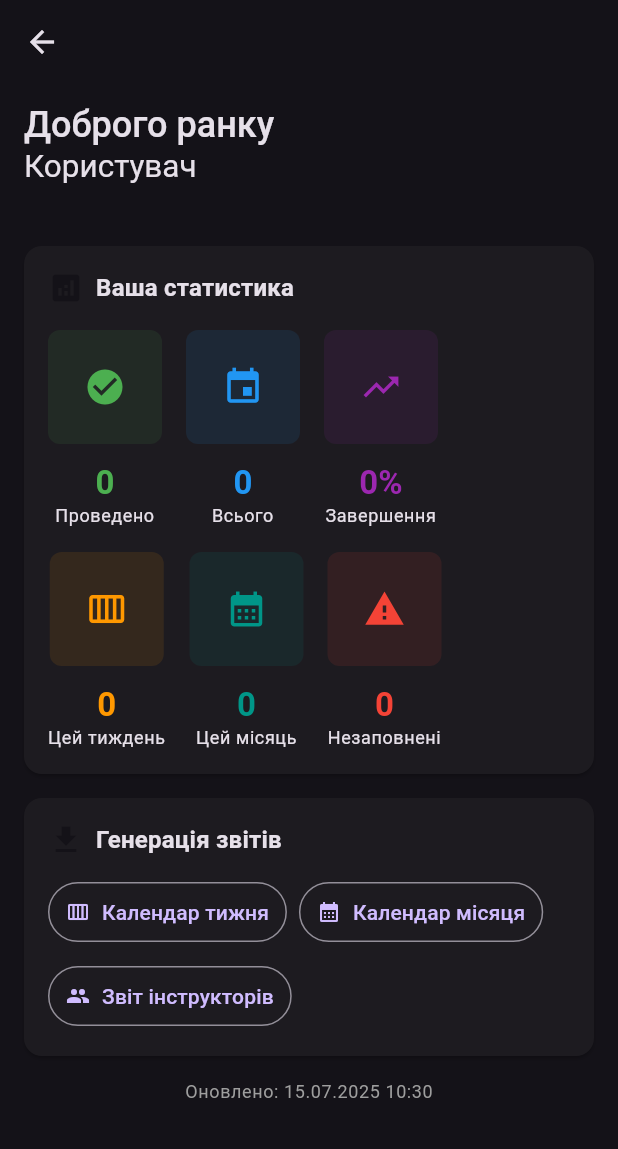
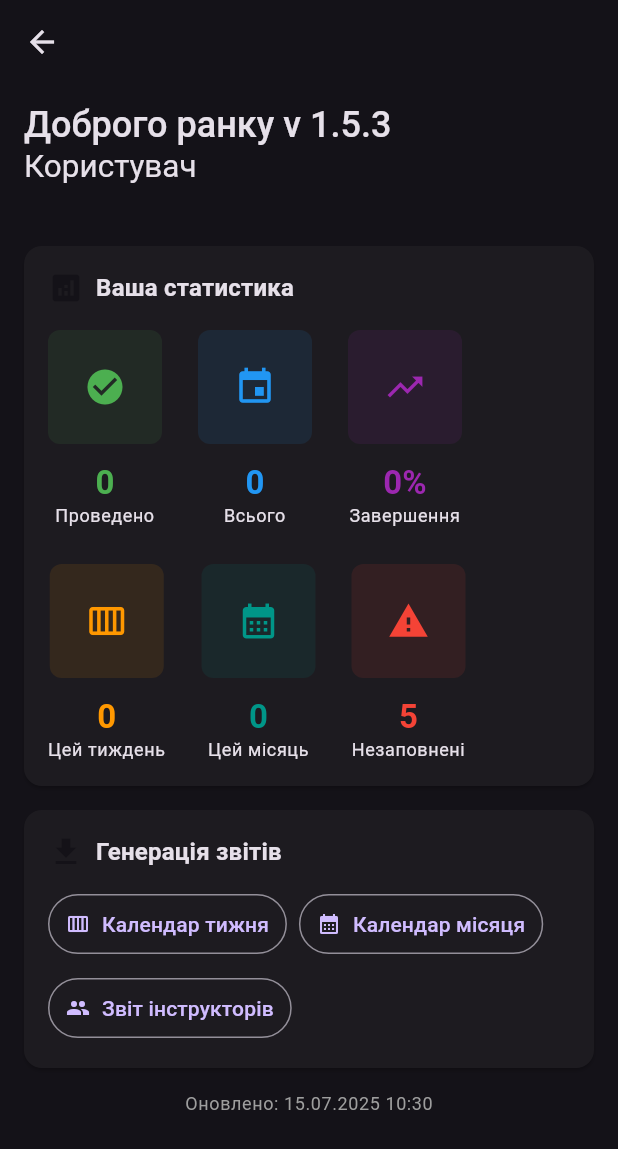
Before and after one commit to Chikanut/iTACS, a Flutter app: the HomePage screen opened directly, on a phone screen of 412 x 824 dp. Shown: the top 1149 px of the screen. Run offline on Flutter 3.47's test engine with Material 3 defaults, Android fonts, the phone set to English and light mode, and no system bars; our stand-ins replace cloud_firestore, firebase_auth, firebase_core, google_sign_in, hive, hive_flutter and 3 more; missing offline and left inert: dart:html, excel, file_selector; accounts and stored records are empty.

Commit message:
UPD: Home page UI

```diff
--- a/lib/pages/home_page.dart
+++ b/lib/pages/home_page.dart
@@ -111,6 +111,8 @@ class _HomePageState extends State<HomePage> {
     } else {
       greeting = 'Доброго вечора';
     }
+
+    greeting += ' v 1.5.3 ';
 
     final userName = Globals.profileManager.currentUserName ??
                      user?.displayName ??
@@ -349,8 +351,14 @@ class _PersonalStatsCard extends StatelessWidget {
 
   @override
   Widget build(BuildContext context) {
-    // Розраховуємо статистику незаповнених занять
-    // Тут потрібно буде додати відповідні поля в UserStats
+    // Безпечне отримання значень
+    final conductedLessons = stats.conductedLessons ?? 0;
+    final totalLessons = stats.totalLessons ?? 0;
+    final thisWeekLessons = stats.thisWeekLessons ?? 0;
+    final thisMonthLessons = stats.thisMonthLessons ?? 0;
+    final completionRate = stats.completionRate ?? 0.0;
+
+    final incompleteCount = 5; // Заглушка
 
     return Card(
       margin: const EdgeInsets.symmetric(horizontal: 16, vertical: 8),
@@ -359,6 +367,7 @@ class _PersonalStatsCard extends StatelessWidget {
         child: Column(
           crossAxisAlignment: CrossAxisAlignment.start,
           children: [
+            // Заголовок
             Row(
               children: [
                 Icon(Icons.analytics, color: Theme.of(context).primaryColor),
@@ -373,60 +382,48 @@ class _PersonalStatsCard extends StatelessWidget {
             ),
             const SizedBox(height: 16),
 
-            // Основні метрики - обмежуємо ширину
+            // Статистика з безпечними значеннями
             ConstrainedBox(
-              constraints: const BoxConstraints(maxWidth: 600),
+              constraints: const BoxConstraints(maxWidth: 800),
               child: Wrap(
-                spacing: 16, // Відстань між елементами по горизонталі
-                runSpacing: 16, // Відстань між рядками
+                spacing: 24,
+                runSpacing: 24,
                 children: [
-                  Expanded(
-                    child: _StatItem(
+                  _StatItem(
                     label: 'Проведено',
-                      value: '${stats.conductedLessons}',
+                    value: '$conductedLessons',
                     icon: Icons.check_circle,
                     color: Colors.green,
                   ),
-                  ),
-                  Expanded(
-                    child: _StatItem(
+                  _StatItem(
                     label: 'Всього',
-                      value: '${stats.totalLessons}',
+                    value: '$totalLessons',
                     icon: Icons.event,
                     color: Colors.blue,
                   ),
-                  ),
-                  Expanded(
-                    child: _StatItem(
+                  _StatItem(
                     label: 'Завершення',
-                      value: '${stats.completionRate.toStringAsFixed(0)}%',
+                    value: '${completionRate.toStringAsFixed(0)}%',
                     icon: Icons.trending_up,
                     color: Colors.purple,
                   ),
-                  ),
-                  Expanded(
-                    child: _StatItem(
+                  _StatItem(
                     label: 'Цей тиждень',
-                      value: '${stats.thisWeekLessons}',
+                    value: '$thisWeekLessons',
                     icon: Icons.calendar_view_week,
                     color: Colors.orange,
                   ),
-                  ),
-                  Expanded(
-                    child: _StatItem(
+                  _StatItem(
                     label: 'Цей місяць',
-                      value: '${stats.thisMonthLessons}',
+                    value: '$thisMonthLessons',
                     icon: Icons.calendar_month,
                     color: Colors.teal,
                   ),
-                  ),
-                  Expanded(
-                    child: _StatItem(
+                  _StatItem(
                     label: 'Незаповнені',
-                      value: '${stats.incompleteCount}',
+                    value: '$incompleteCount',
                     icon: Icons.warning_outlined,
                     color: Colors.red,
-                    ),
                   ),
                 ],
               ),
```
Also changed, not shown: 1 other file. Lines whose indentation alone changed are shown as unchanged.
